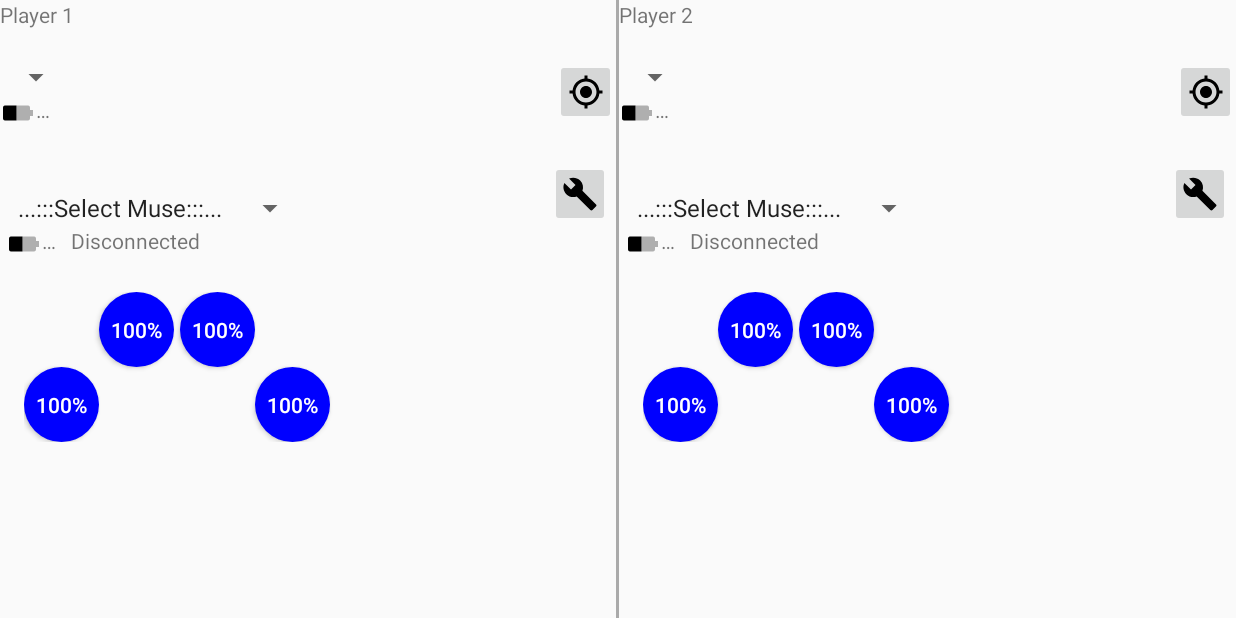
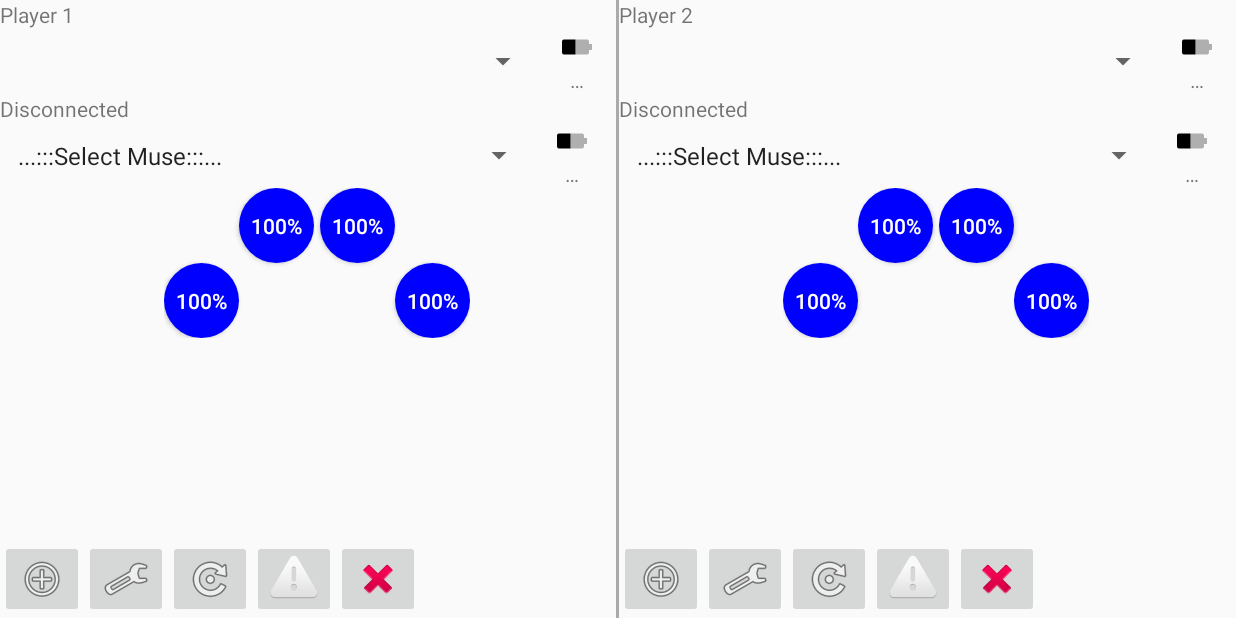
Before and after one commit to neuralcubes/musephero, an Android app: the screen it shows after launch (MainActivity), on a phone screen of 824 x 412 dp (held sideways). Run offline under Robolectric (Android 15) with nearby library versions, the phone set to English and light mode, and no system bars; libraries missing offline, so code that uses them is left out: com.interaxon.libmuse, com.orbotix, com.orbotix.common, com.orbotix.le; 5 statements that could not run were skipped.

Commit message:
Panic button (#14)
* Include panic button, change separation margins.

* Include references to Buttons

* Include new buttons:
 - Set base horizon for accelerometers
 - Override focus calculation
Refactor format.

* include references to buttons

* Added shortcuts to enable/disable buttons upon connect/disconnect on units

* Reposition TextView and reformat

* Assign actions to buttons.
Activate and deactivate based on connection state.

* Add override focus and base accelerometer readings

* Fix typo

* Change variables to m styled names

```diff
--- a/app/src/main/res/layout/fragment_control.xml
+++ b/app/src/main/res/layout/fragment_control.xml
@@ -5,219 +5,210 @@
     tools:context="uk.co.neuralcubes.neuralates.ControlFragment">
 
     <LinearLayout
-        android:orientation="vertical"
         android:layout_width="match_parent"
-        android:layout_height="match_parent">
+        android:layout_height="match_parent"
+        android:layout_gravity="top|left"
+        android:orientation="vertical">
 
         <TextView
+            android:id="@+id/player_label"
             android:layout_width="match_parent"
             android:layout_height="wrap_content"
-            android:text="@string/player"
-            android:id="@+id/player_label"
-            />
+            android:text="@string/player" />
 
         <LinearLayout
-            android:orientation="horizontal"
             android:layout_width="match_parent"
             android:layout_height="wrap_content"
-            android:layout_column="2">
+            android:layout_column="2"
+            android:orientation="horizontal">
+
+            <Spinner
+                android:id="@+id/sphero_selector"
+                android:layout_width="match_parent"
+                android:layout_height="match_parent"
+                android:layout_weight="1"
+                android:textColor="@android:color/darker_gray" />
 
             <LinearLayout
-                android:orientation="vertical"
+                android:layout_width="match_parent"
+                android:layout_height="match_parent"
+                android:layout_weight="7"
+                android:gravity="center_horizontal"
+                android:orientation="vertical">
+
+                <ImageView
+                    android:id="@+id/ic_battery_sphero"
+                    android:layout_width="wrap_content"
+                    android:layout_height="wrap_content"
+                    android:rotation="90"
+                    android:scaleType="fitXY"
+                    android:src="@drawable/ic_battery_50_black_24dp" />
+
+                <TextView
+                    android:id="@+id/battery_sphero"
+                    android:layout_width="wrap_content"
+                    android:layout_height="wrap_content"
+                    android:textSize="@dimen/battery_text_size"
+                    android:text="@string/ellipsis" />
+            </LinearLayout>
+
+        </LinearLayout>
+
+        <TextView
+            android:id="@+id/muse_connection_status"
+            android:layout_width="wrap_content"
+            android:layout_height="wrap_content"
+            android:layout_gravity="left"
+            android:text="@string/muse_disconnected"
+            android:textAlignment="center"
+            android:textSize="@dimen/battery_text_size" />
+
+        <LinearLayout
             android:layout_width="match_parent"
             android:layout_height="wrap_content"
-                android:layout_weight="1">
+            android:orientation="horizontal"
+            android:paddingLeft="@dimen/column_horizontal_margin"
+            android:paddingRight="@dimen/column_horizontal_margin">
 
             <Spinner
+                android:id="@+id/muse_selector"
+                android:layout_width="match_parent"
+                android:layout_height="match_parent"
+                android:layout_gravity="right"
+                android:layout_weight="1"
+                android:textColor="@android:color/darker_gray" />
+
+            <LinearLayout
+                android:layout_width="match_parent"
+                android:layout_height="match_parent"
+                android:layout_gravity="left"
+                android:layout_weight="7"
+                android:gravity="center_horizontal"
+                android:orientation="vertical">
+
+                <ImageView
+                    android:id="@+id/ic_battery_muse"
                     android:layout_width="wrap_content"
                     android:layout_height="wrap_content"
-                    android:textColor="@android:color/darker_gray"
-                    android:id="@+id/sphero_selector"
-                    android:layout_marginTop="@dimen/vertical_margin" />
+                    android:rotation="90"
+                    android:scaleType="fitXY"
+                    android:src="@drawable/ic_battery_50_black_24dp" />
 
-                <LinearLayout
-                    android:orientation="horizontal"
-                    android:layout_width="wrap_content"
-                    android:layout_height="wrap_content">
-
-                    <ImageView
+                <TextView
+                    android:id="@+id/battery_muse"
                     android:layout_width="wrap_content"
                     android:layout_height="wrap_content"
-                        android:src="@drawable/ic_battery_50_black_24dp"
-                        android:id="@+id/ic_battery_sphero"
-                        android:rotation="90"
-                        android:scaleType="fitXY" />
-
-                    <TextView
-                        android:layout_width="wrap_content"
-                        android:layout_height="wrap_content"
-                        android:text="@string/ellipsis"
-                        android:id="@+id/battery_sphero"
-                        android:textSize="@dimen/battery_text_size" />
+                    android:textAlignment="center"
+                    android:textSize="@dimen/battery_text_size"
+                    android:text="@string/ellipsis" />
             </LinearLayout>
 
         </LinearLayout>
 
         <LinearLayout
-                android:orientation="vertical"
             android:layout_width="match_parent"
             android:layout_height="wrap_content"
-                android:layout_weight="9"
-                android:layout_gravity="right">
+            android:gravity="center_horizontal"
+            android:orientation="horizontal">
 
-                <ImageButton
+            <GridLayout xmlns:android="http://schemas.android.com/apk/res/android"
                 android:layout_width="wrap_content"
                 android:layout_height="wrap_content"
-                    android:src="@drawable/ic_my_location_black_24dp"
-                    android:id="@+id/calibrate_btn"
-                    android:layout_marginTop="@dimen/vertical_margin"
-                    android:layout_gravity="right" />
+                android:layout_marginLeft="12dip"
+                android:layout_marginStart="12dip"
+                android:columnCount="4"
+                android:rowCount="2">
 
-            </LinearLayout>
+                <Button
+                    android:id="@+id/fp1"
+                    android:layout_width="@dimen/electrode_size"
+                    android:layout_height="@dimen/electrode_size"
+                    android:layout_column="1"
+                    android:layout_marginEnd="@dimen/electrode_margin"
+                    android:layout_marginRight="@dimen/electrode_margin"
+                    android:layout_row="0"
+                    android:background="@drawable/electrode"
+                    android:gravity="center_vertical|center_horizontal"
+                    android:text="@string/percentage_100"
+                    android:textColor="@android:color/white"
+                    android:textSize="@dimen/electrode_text_size" />
 
+                <Button
+                    android:id="@+id/fp2"
+                    android:layout_width="@dimen/electrode_size"
+                    android:layout_height="@dimen/electrode_size"
+                    android:layout_column="2"
+                    android:layout_marginLeft="@dimen/electrode_margin"
+                    android:layout_marginStart="@dimen/electrode_margin"
+                    android:layout_row="0"
+                    android:background="@drawable/electrode"
+                    android:gravity="center_vertical|center_horizontal"
+                    android:text="@string/percentage_100"
+                    android:textColor="@android:color/white"
+                    android:textSize="@dimen/electrode_text_size" />
+
+                <Button
+                    android:id="@+id/tp9"
+                    android:layout_width="@dimen/electrode_size"
+                    android:layout_height="@dimen/electrode_size"
+                    android:layout_column="0"
+                    android:layout_row="1"
+                    android:background="@drawable/electrode"
+                    android:gravity="center_vertical|center_horizontal"
+                    android:text="@string/percentage_100"
+                    android:textColor="@android:color/white"
+                    android:textSize="@dimen/electrode_text_size" />
+
+                <Button
+                    android:id="@+id/tp10"
+                    android:layout_width="@dimen/electrode_size"
+                    android:layout_height="@dimen/electrode_size"
+                    android:layout_column="3"
+                    android:layout_row="1"
+                    android:background="@drawable/electrode"
+                    android:gravity="center_vertical|center_horizontal"
+                    android:text="@string/percentage_100"
+                    android:textColor="@android:color/white"
+                    android:textSize="@dimen/electrode_text_size" />
+            </GridLayout>
         </LinearLayout>
 
         <LinearLayout
-            android:orientation="horizontal"
             android:layout_width="match_parent"
-            android:layout_height="wrap_content"
-            android:paddingLeft="@dimen/column_horizontal_margin"
-            android:paddingRight="@dimen/column_horizontal_margin">
+            android:layout_height="match_parent"
+            android:gravity="bottom"
+            android:orientation="horizontal">
 
-            <LinearLayout
-                android:orientation="vertical"
-                android:layout_width="match_parent"
-                android:layout_height="wrap_content"
-                android:layout_weight="1">
-
-                <TextView
-                    android:layout_width="match_parent"
-                    android:layout_height="wrap_content"
-                    android:text=""
-                    />
-
-                <Spinner
+            <ImageButton
+                android:id="@+id/calibrate_btn"
                 android:layout_width="wrap_content"
                 android:layout_height="wrap_content"
-                    android:textColor="@android:color/darker_gray"
-                    android:id="@+id/muse_selector"
-                    android:layout_marginTop="@dimen/vertical_margin" />
+                android:src="@android:drawable/ic_menu_add" />
 
-                <LinearLayout
-                    android:orientation="horizontal"
-                    android:layout_width="wrap_content"
-                    android:layout_height="wrap_content">
-
-                    <ImageView
+            <ImageButton
+                android:id="@+id/force_muse_btn"
                 android:layout_width="wrap_content"
                 android:layout_height="wrap_content"
-                        android:src="@drawable/ic_battery_50_black_24dp"
-                        android:id="@+id/ic_battery_muse"
-                        android:rotation="90"
-                        android:scaleType="fitXY"
-                        android:layout_gravity="right" />
+                android:src="@android:drawable/ic_menu_preferences" />
 
-                    <TextView
+            <ImageButton
+                android:id="@+id/resetHorizon"
                 android:layout_width="wrap_content"
                 android:layout_height="wrap_content"
-                        android:text="@string/ellipsis"
-                        android:id="@+id/battery_muse"
-                        android:textAlignment="center"
-                        android:textSize="@dimen/battery_text_size"
-                        android:layout_gravity="right" />
-                    <TextView
+                android:src="@android:drawable/ic_menu_rotate" />
+
+            <ImageButton
+                android:id="@+id/noFocus"
                 android:layout_width="wrap_content"
                 android:layout_height="wrap_content"
-                        android:text="@string/muse_disconnected"
-                        android:id="@+id/muse_connection_status"
-                        android:textAlignment="center"
-                        android:textSize="@dimen/battery_text_size"
-                        android:layout_gravity="right"
-                        android:layout_marginLeft="10dp" />
-                </LinearLayout>
-
-                <GridLayout xmlns:android="http://schemas.android.com/apk/res/android"
-                    android:layout_width="match_parent"
-                    android:layout_height="match_parent"
-                    android:rowCount="2"
-                    android:columnCount="4"
-                    android:layout_marginTop="@dimen/vertical_margin"
-                    android:layout_marginStart="12dip"
-                    android:layout_marginLeft="12dip">
-
-                    <Button
-                        android:layout_width="@dimen/electrode_size"
-                        android:layout_height="@dimen/electrode_size"
-                        android:background="@drawable/electrode"
-                        android:gravity="center_vertical|center_horizontal"
-                        android:text="@string/percentage_100"
-                        android:layout_row="0"
-                        android:layout_column="1"
-                        android:id="@+id/fp1"
-                        android:textColor="@android:color/white"
-                        android:textSize="@dimen/electrode_text_size"
-                        android:layout_marginEnd="@dimen/electrode_margin"
-                        android:layout_marginRight="@dimen/electrode_margin" />
-                    <Button
-                        android:layout_width="@dimen/electrode_size"
-                        android:layout_height="@dimen/electrode_size"
-                        android:background="@drawable/electrode"
-                        android:gravity="center_vertical|center_horizontal"
-                        android:text="@string/percentage_100"
-                        android:layout_row="0"
-                        android:layout_column="2"
-                        android:id="@+id/fp2"
-                        android:textColor="@android:color/white"
-                        android:textSize="@dimen/electrode_text_size"
-                        android:layout_marginStart="@dimen/electrode_margin"
-                        android:layout_marginLeft="@dimen/electrode_margin" />
-
-                    <Button
-                        android:layout_width="@dimen/electrode_size"
-                        android:layout_height="@dimen/electrode_size"
-                        android:background="@drawable/electrode"
-                        android:gravity="center_vertical|center_horizontal"
-                        android:text="@string/percentage_100"
-                        android:layout_row="1"
-                        android:layout_column="0"
-                        android:id="@+id/tp9"
-                        android:textColor="@android:color/white"
-                        android:textSize="@dimen/electrode_text_size"
-                        />
-                    <Button
-                        android:layout_width="@dimen/electrode_size"
-                        android:layout_height="@dimen/electrode_size"
-                        android:background="@drawable/electrode"
-                        android:gravity="center_vertical|center_horizontal"
-                        android:text="@string/percentage_100"
-                        android:layout_row="1"
-                        android:layout_column="3"
-                        android:id="@+id/tp10"
-                        android:textColor="@android:color/white"
-                        android:textSize="@dimen/electrode_text_size"
-                        />
-                </GridLayout>
-
-            </LinearLayout>
-
-            <LinearLayout
-                android:orientation="vertical"
-                android:layout_width="match_parent"
-                android:layout_height="wrap_content"
-                android:layout_gravity="right"
-                android:layout_weight="9">
+                android:baselineAlignBottom="false"
+                android:src="@android:drawable/ic_dialog_alert" />
 
             <ImageButton
+                android:id="@+id/muse_panic"
                 android:layout_width="wrap_content"
                 android:layout_height="wrap_content"
-                    android:src="@drawable/ic_build_black_24dp"
-                    android:id="@+id/force_muse_btn"
-                    android:layout_marginTop="@dimen/vertical_margin"
-                    android:layout_weight="1"
-                    android:layout_gravity="right" />
-
-            </LinearLayout>
-
+                android:src="@android:drawable/ic_delete" />
         </LinearLayout>
 
     </LinearLayout>
```
Also changed, not shown: app/src/main/java/uk/co/neuralcubes/neuralates/ControlFragment.java (+66 -0 lines), app/src/main/java/uk/co/neuralcubes/neuralates/controller/RobotController.java (+22 -13 lines). Lines whose indentation alone changed are shown as unchanged.
